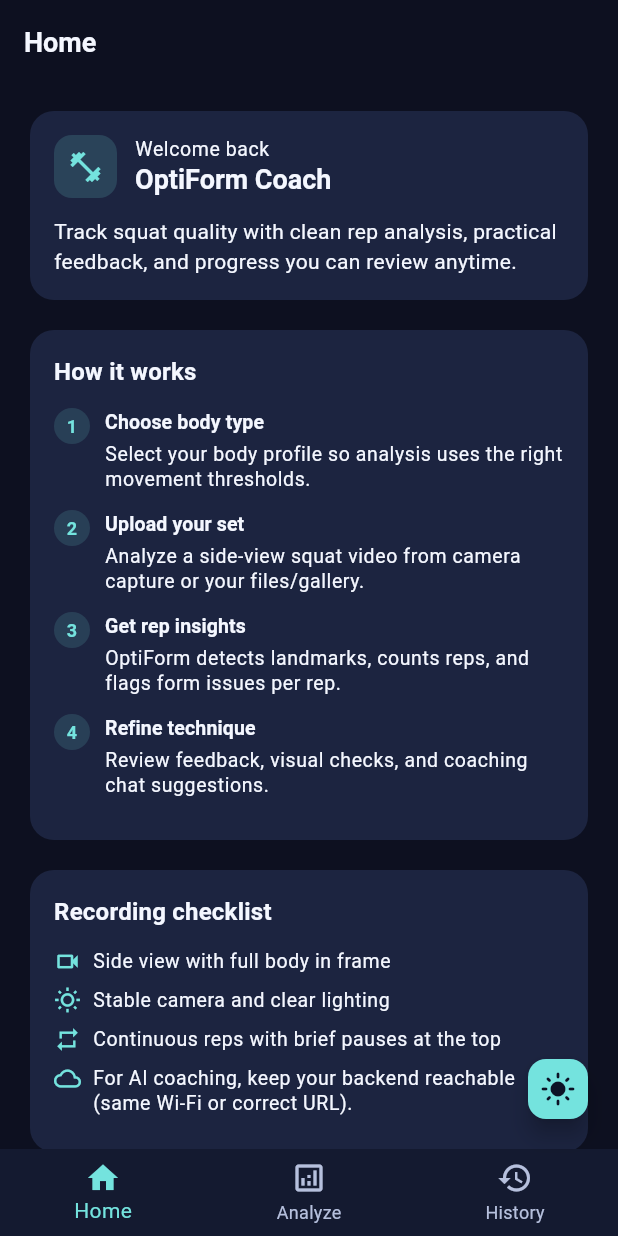
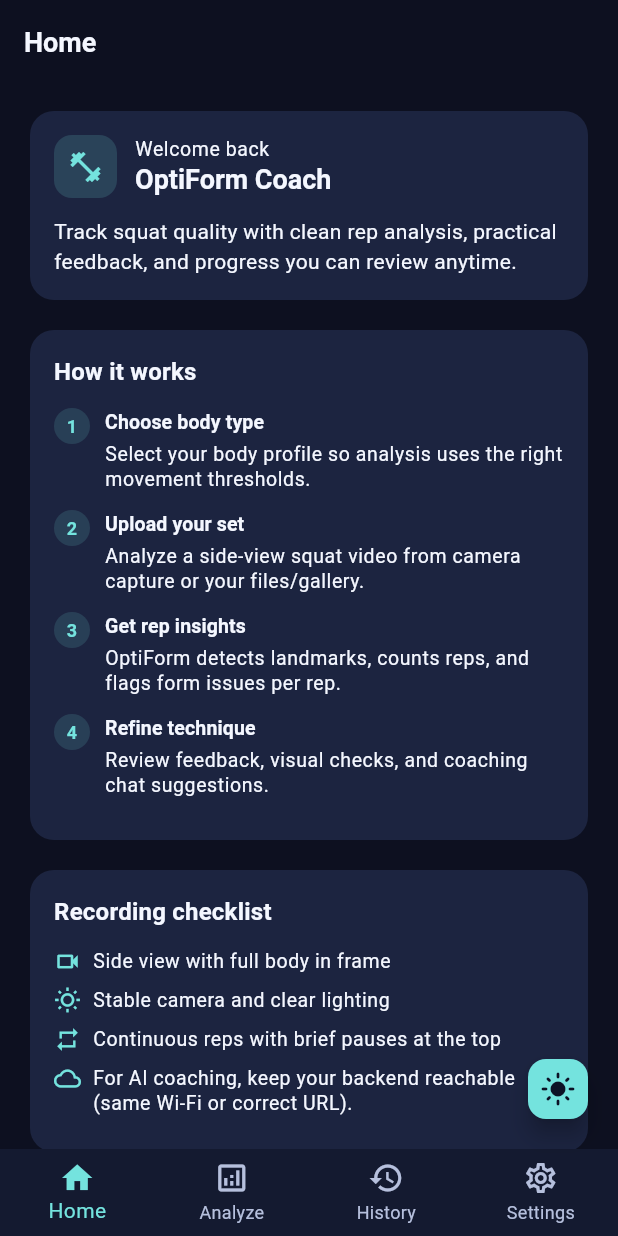
Before and after one commit to peterdev123/OptiForm, a Flutter app: the screen it shows after launch, after a tap on "Start Now", on a phone screen of 412 x 824 dp. Run offline on Flutter 3.47's test engine with Material 3 defaults, Android fonts, the phone set to English and light mode, and no system bars; our stand-ins replace image_picker, shared_preferences, video_player; missing offline and left inert: google_mlkit_pose_detection, video_thumbnail.

Commit message:
Add Settings tab with persistent backend URL config.
New Settings page lets users enter and save the backend IP. Backend URL is shared down to FeedbackDemoPage via AppShell state, removing the inline URL field from the Analyze screen.

Co-authored-by: Cursor <cursoragent@cursor.com>

```diff
--- /dev/null
+++ b/mobile-integration-flutter/app/lib/features/settings/settings_page.dart
@@ -0,0 +1,251 @@
+import 'package:flutter/material.dart';
+import 'package:shared_preferences/shared_preferences.dart';
+
+import '../../widgets/opti_card.dart';
+
+const String kBackendUrlPrefKey = 'optiform_backend_url_v1';
+const String kDefaultBackendUrl = 'http://10.0.2.2:8000';
+
+class SettingsPage extends StatefulWidget {
+  const SettingsPage({super.key, this.onBackendUrlChanged});
+
+  final ValueChanged<String>? onBackendUrlChanged;
+
+  @override
+  State<SettingsPage> createState() => _SettingsPageState();
+}
+
+class _SettingsPageState extends State<SettingsPage> {
+  late final TextEditingController _urlController;
+  bool _saving = false;
+  String? _savedMessage;
+
+  @override
+  void initState() {
+    super.initState();
+    _urlController = TextEditingController();
+    _loadSaved();
+  }
+
+  Future<void> _loadSaved() async {
+    final prefs = await SharedPreferences.getInstance();
+    final saved = prefs.getString(kBackendUrlPrefKey) ?? kDefaultBackendUrl;
+    if (!mounted) return;
+    setState(() {
+      _urlController.text = saved;
+    });
+  }
+
+  Future<void> _save() async {
+    final url = _urlController.text.trim();
+    if (url.isEmpty) return;
+    setState(() {
+      _saving = true;
+      _savedMessage = null;
+    });
+    final prefs = await SharedPreferences.getInstance();
+    await prefs.setString(kBackendUrlPrefKey, url);
+    widget.onBackendUrlChanged?.call(url);
+    if (!mounted) return;
+    setState(() {
+      _saving = false;
+      _savedMessage = 'Saved.';
+    });
+    await Future.delayed(const Duration(seconds: 2));
+    if (mounted) setState(() => _savedMessage = null);
+  }
+
+  @override
+  void dispose() {
+    _urlController.dispose();
+    super.dispose();
+  }
+
+  @override
+  Widget build(BuildContext context) {
+    final theme = Theme.of(context);
+    final colors = theme.colorScheme;
+
+    return Scaffold(
+      appBar: AppBar(title: const Text('Settings')),
+      body: SingleChildScrollView(
+        padding: const EdgeInsets.fromLTRB(16, 14, 16, 16),
+        child: Column(
+          crossAxisAlignment: CrossAxisAlignment.start,
+          children: [
+            OptiCard(
+              child: Column(
+                crossAxisAlignment: CrossAxisAlignment.start,
+                children: [
+                  Row(
+                    children: [
+                      Container(
+                        width: 28,
+                        height: 28,
+                        decoration: BoxDecoration(
+                          color: colors.primary.withValues(alpha: 0.14),
+                          borderRadius: BorderRadius.circular(8),
+                        ),
+                        child: Icon(Icons.dns_outlined, size: 16, color: colors.primary),
+                      ),
+                      const SizedBox(width: 10),
+                      Expanded(
+                        child: Column(
+                          crossAxisAlignment: CrossAxisAlignment.start,
+                          children: [
+                            Text('Backend Connection', style: theme.textTheme.titleMedium),
+                            const SizedBox(height: 2),
+                            Text(
+                              'Set the URL of your local AI backend server.',
+                              style: theme.textTheme.bodySmall,
+                            ),
+                          ],
+                        ),
+                      ),
+                    ],
+                  ),
+                  const SizedBox(height: 16),
+                  TextField(
+                    controller: _urlController,
+                    keyboardType: TextInputType.url,
+                    autocorrect: false,
+                    decoration: const InputDecoration(
+                      labelText: 'Backend Base URL',
+                      hintText: 'http://192.168.x.x:8000',
+                      border: OutlineInputBorder(),
+                      prefixIcon: Icon(Icons.link),
+                    ),
+                  ),
+                  const SizedBox(height: 6),
+                  Text(
+                    'Use your PC\'s hotspot IP, e.g. http://192.168.43.25:8000',
+                    style: theme.textTheme.bodySmall?.copyWith(color: colors.onSurfaceVariant),
+                  ),
+                  const SizedBox(height: 14),
+                  SizedBox(
+                    width: double.infinity,
+                    child: FilledButton.icon(
+                      onPressed: _saving ? null : _save,
+                      icon: _saving
+                          ? const SizedBox(
+                              width: 16,
+                              height: 16,
+                              child: CircularProgressIndicator(strokeWidth: 2),
+                            )
+                          : const Icon(Icons.save_outlined),
+                      label: Text(_saving ? 'Saving…' : 'Save'),
+                    ),
+                  ),
+                  if (_savedMessage != null) ...[
+                    const SizedBox(height: 8),
+                    Row(
+                      children: [
+                        Icon(Icons.check_circle_outline,
+                            size: 16, color: colors.primary),
+                        const SizedBox(width: 6),
+                        Text(_savedMessage!,
+                            style: theme.textTheme.bodySmall
+                                ?.copyWith(color: colors.primary)),
+                      ],
+                    ),
+                  ],
+                ],
+              ),
+            ),
+            const SizedBox(height: 12),
+            OptiCard(
+              child: Column(
+                crossAxisAlignment: CrossAxisAlignment.start,
+                children: [
+                  Row(
+                    children: [
+                      Container(
+                        width: 28,
+                        height: 28,
+                        decoration: BoxDecoration(
+                          color: colors.primary.withValues(alpha: 0.14),
+                          borderRadius: BorderRadius.circular(8),
+                        ),
+                        child: Icon(Icons.info_outline, size: 16, color: colors.primary),
+                      ),
+                      const SizedBox(width: 10),
+                      Text('How to connect', style: theme.textTheme.titleMedium),
+                    ],
+                  ),
+                  const SizedBox(height: 12),
+                  _Step(
+                    number: '1',
+                    text: 'Enable a mobile hotspot on any phone/device.',
+                  ),
+                  _Step(
+                    number: '2',
+                    text: 'Connect your backend PC to that hotspot Wi‑Fi.',
+                  ),
+                  _Step(
+                    number: '3',
+                    text:
+                        'Find the PC\'s hotspot IP — run ipconfig (Windows) '
+                        'and look for the IPv4 address under Wi‑Fi.',
+                  ),
+                  _Step(
+                    number: '4',
+                    text: 'Start the backend: uvicorn app:app --host 0.0.0.0 --port 8000',
+                  ),
+                  _Step(
+                    number: '5',
+                    text: 'Enter http://<PC_IP>:8000 above and tap Save.',
+                  ),
+                  _Step(
+                    number: '6',
+                    text:
+                        'Verify: open http://<PC_IP>:8000/health/ready in phone browser — '
+                        'should return {"status":"ready"} once the model is loaded.',
+                  ),
+                ],
+              ),
+            ),
+          ],
+        ),
+      ),
+    );
+  }
+}
+
+class _Step extends StatelessWidget {
+  const _Step({required this.number, required this.text});
+
+  final String number;
+  final String text;
+
+  @override
+  Widget build(BuildContext context) {
+    final theme = Theme.of(context);
+    return Padding(
+      padding: const EdgeInsets.only(bottom: 10),
+      child: Row(
+        crossAxisAlignment: CrossAxisAlignment.start,
+        children: [
+          Container(
+            width: 22,
+            height: 22,
+            alignment: Alignment.center,
+            decoration: BoxDecoration(
+              color: theme.colorScheme.primary.withValues(alpha: 0.14),
+              borderRadius: BorderRadius.circular(11),
+            ),
+            child: Text(
+              number,
+              style: TextStyle(
+                color: theme.colorScheme.primary,
+                fontSize: 11,
+                fontWeight: FontWeight.w700,
+              ),
+            ),
+          ),
+          const SizedBox(width: 10),
+          Expanded(child: Text(text, style: theme.textTheme.bodySmall)),
+        ],
+      ),
+    );
+  }
+}
--- a/mobile-integration-flutter/app/lib/main.dart
+++ b/mobile-integration-flutter/app/lib/main.dart
@@ -15,6 +15,7 @@ import 'domain/models/squat_prompt_input.dart';
 import 'features/landing/opti_landing_page.dart';
 import 'features/pose_processing/video_pose_analyzer.dart';
 import 'features/rule_engine/thresholds.dart';
+import 'features/settings/settings_page.dart';
 import 'features/video_input/media_input_service.dart';
 import 'theme/app_theme.dart';
 import 'widgets/metric_tile.dart';
@@ -154,6 +155,7 @@ class _AppShellState extends State<AppShell> {
   int _currentIndex = 0;
   List<SessionHistoryEntry> _historyEntries = const [];
   bool _showLanding = false;
+  String _backendUrl = kDefaultBackendUrl;
 
   @override
   void initState() {
@@ -165,6 +167,7 @@ class _AppShellState extends State<AppShell> {
     final prefs = await SharedPreferences.getInstance();
     final raw = prefs.getStringList(_historyStorageKey) ?? const [];
     final landingSeen = prefs.getBool(_landingSeenKey) ?? false;
+    final savedUrl = prefs.getString(kBackendUrlPrefKey) ?? kDefaultBackendUrl;
     final parsed = <SessionHistoryEntry>[];
     for (final item in raw) {
       try {
@@ -176,6 +179,7 @@ class _AppShellState extends State<AppShell> {
     setState(() {
       _historyEntries = parsed;
       _showLanding = !landingSeen;
+      _backendUrl = savedUrl;
     });
   }
 
@@ -216,8 +220,18 @@ class _AppShellState extends State<AppShell> {
           });
         },
       ),
-      FeedbackDemoPage(onSessionRecorded: _onSessionRecorded),
+      FeedbackDemoPage(
+        onSessionRecorded: _onSessionRecorded,
+        backendUrl: _backendUrl,
+      ),
       HistoryPage(entries: _historyEntries),
+      SettingsPage(
+        onBackendUrlChanged: (url) {
+          setState(() {
+            _backendUrl = url;
+          });
+        },
+      ),
     ];
 
     return Scaffold(
@@ -252,6 +266,11 @@ class _AppShellState extends State<AppShell> {
             icon: Icon(Icons.history_outlined),
             activeIcon: Icon(Icons.history),
             label: 'History',
+          ),
+          BottomNavigationBarItem(
+            icon: Icon(Icons.settings_outlined),
+            activeIcon: Icon(Icons.settings),
+            label: 'Settings',
           ),
         ],
       ),
@@ -447,9 +466,14 @@ class _IntroStep extends StatelessWidget {
 }
 
 class FeedbackDemoPage extends StatefulWidget {
-  const FeedbackDemoPage({super.key, this.onSessionRecorded});
+  const FeedbackDemoPage({
+    super.key,
+    this.onSessionRecorded,
+    this.backendUrl = kDefaultBackendUrl,
+  });
 
   final Future<void> Function(SessionHistoryEntry entry)? onSessionRecorded;
+  final String backendUrl;
 
   @override
   State<FeedbackDemoPage> createState() => _FeedbackDemoPageState();
@@ -608,9 +632,6 @@ enum _VideoInputSource { camera, gallery }
 class _FeedbackDemoPageState extends State<FeedbackDemoPage> {
   final GlobalKey _errorBannerKey = GlobalKey();
 
-  final TextEditingController _baseUrlController = TextEditingController(
-    text: 'http://10.0.2.2:8000',
-  );
   final VideoPoseAnalyzer _videoPoseAnalyzer = VideoPoseAnalyzer();
   final MediaInputService _mediaInputService = MediaInputService();
   final TextEditingController _chatController = TextEditingController();
@@ -659,7 +680,6 @@ class _FeedbackDemoPageState extends State<FeedbackDemoPage> {
 
   @override
   void dispose() {
-    _baseUrlController.dispose();
     _chatController.dispose();
     _videoPoseAnalyzer.dispose();
     super.dispose();
@@ -713,7 +733,7 @@ class _FeedbackDemoPageState extends State<FeedbackDemoPage> {
 
   Future<FeedbackResult> _generateFeedbackForInput(SquatPromptInput input) async {
     final repo = HttpFeedbackRepository(
-      baseUrl: _baseUrlController.text.trim(),
+      baseUrl: widget.backendUrl,
       client: http.Client(),
     );
     return repo.generateFeedback(
@@ -733,7 +753,7 @@ class _FeedbackDemoPageState extends State<FeedbackDemoPage> {
     _chatController.clear();
 
     final repo = HttpFeedbackRepository(
-      baseUrl: _baseUrlController.text.trim(),
+      baseUrl: widget.backendUrl,
       client: http.Client(),
     );
     final recentSummaries = _repFeedbacks
@@ -988,7 +1008,8 @@ class _FeedbackDemoPageState extends State<FeedbackDemoPage> {
           Expanded(
             child: Text(
               'Video and pose landmarks are processed on this device. '
-              'AI feedback and coach chat send rep summaries to the backend URL above — use a network you trust.',
+              'AI feedback and coach chat send rep summaries to the backend — use a network you trust. '
+              'Change the backend URL in the Settings tab.',
               style: theme.textTheme.bodySmall?.copyWith(height: 1.4),
             ),
           ),
@@ -1044,18 +1065,9 @@ class _FeedbackDemoPageState extends State<FeedbackDemoPage> {
           _buildSectionHeader(
             context,
             title: 'Configuration',
-            subtitle: 'Set backend and body profile',
+            subtitle: 'Set body profile. Change backend URL in Settings.',
             icon: Icons.tune,
           ),
-          TextField(
-            controller: _baseUrlController,
-            decoration: const InputDecoration(
-              labelText: 'Backend Base URL',
-              hintText: 'http://10.0.2.2:8000',
-              border: OutlineInputBorder(),
-            ),
-          ),
-          const SizedBox(height: 8),
           DropdownButtonFormField<String>(
             initialValue: _bodyType,
             decoration: const InputDecoration(
```
